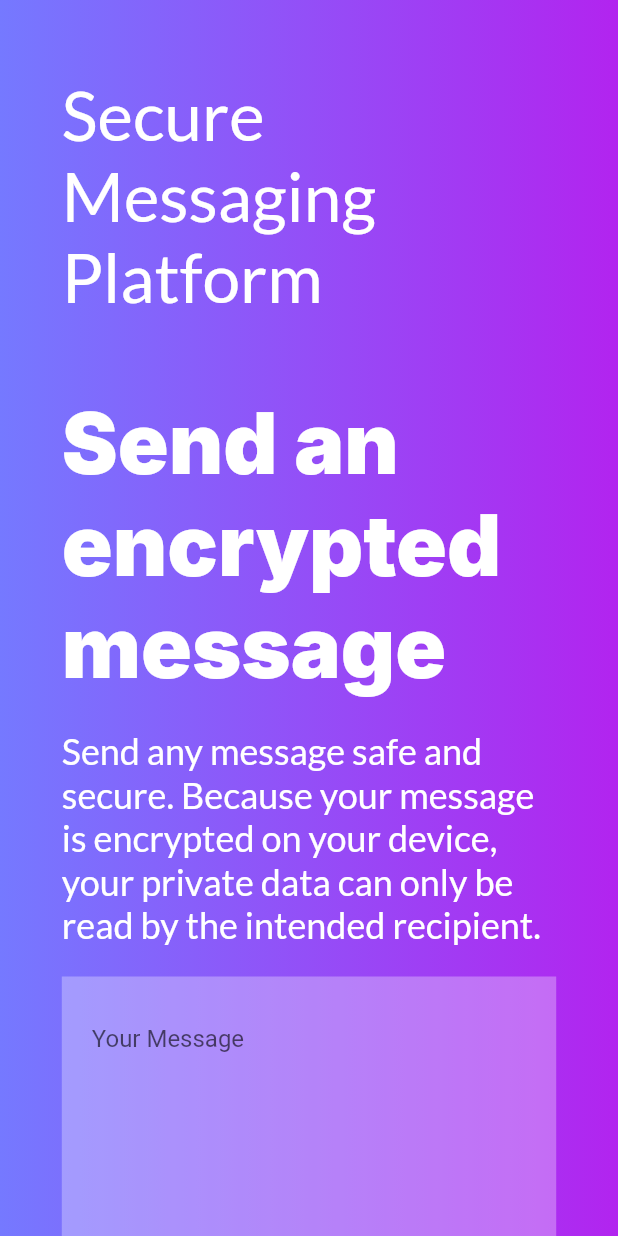
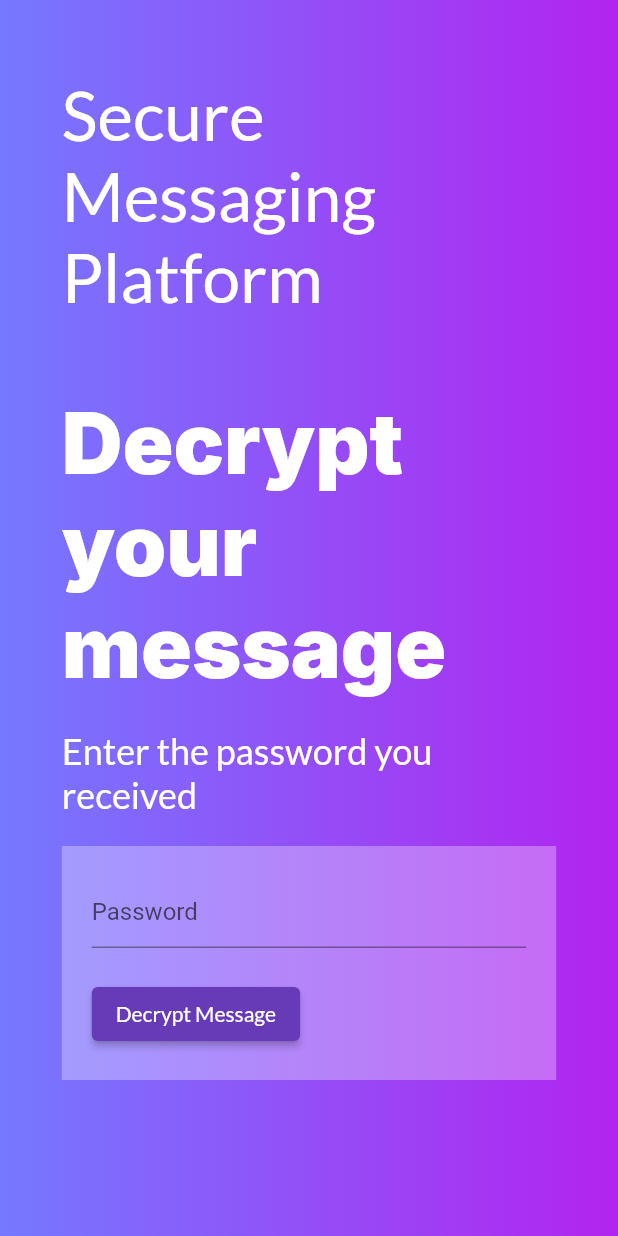
Before and after one commit to jordyvandomselaar/secure_messaging_platform_flutter, a Flutter app: the screen it shows after launch, on a phone screen of 412 x 824 dp. Run offline on Flutter 3.47's test engine with Material 2 defaults, Android fonts, the phone set to English and light mode, and no system bars; our stand-ins replace google_fonts.

Commit message:
Decrypt screen

```diff
--- a/lib/main.dart
+++ b/lib/main.dart
@@ -21,7 +21,7 @@ class MyApp extends StatelessWidget {
             headline2: GoogleFonts.inter(
                 color: Colors.white, fontWeight: FontWeight.w900)),
       ),
-      home: HomePage(),
+      home: DecryptMessagePage(),
     );
   }
 }
@@ -99,6 +99,76 @@ class HomePage extends StatelessWidget {
   }
 }
 
+class DecryptMessagePage extends StatelessWidget {
+  @override
+  Widget build(BuildContext context) {
+    return Page(
+      child: LayoutBuilder(
+        builder: (buildContext, boxConstraints) {
+          final horizontal = boxConstraints.isSatisfiedBy(Size.fromWidth(800));
+
+          return Flex(
+              direction: horizontal ? Axis.horizontal : Axis.vertical,
+              mainAxisSize: MainAxisSize.min,
+              children: [
+                Flexible(
+                  flex: 1,
+                  child: Padding(
+                    padding: horizontal
+                        ? const EdgeInsets.only(right: 10)
+                        : const EdgeInsets.only(bottom: 10),
+                    child: Column(
+                      children: [
+                        Padding(
+                          padding: const EdgeInsets.only(bottom: 20),
+                          child: Text(
+                            "Decrypt your message",
+                            style: Theme.of(context).textTheme.headline2,
+                          ),
+                        ),
+                        Text(
+                          "Enter the password you received",
+                          style: Theme.of(context).textTheme.bodyText1,
+                        )
+                      ],
+                    ),
+                  ),
+                ),
+                Flexible(
+                  flex: 1,
+                  child: Padding(
+                    padding: horizontal
+                        ? const EdgeInsets.only(left: 10)
+                        : const EdgeInsets.only(top: 10),
+                    child: Container(
+                      color: Colors.white.withOpacity(.3),
+                      child: Padding(
+                        padding: const EdgeInsets.all(20),
+                        child: Column(
+                          crossAxisAlignment: CrossAxisAlignment.start,
+                          children: [
+                            TextField(
+                              decoration: InputDecoration(hintText: "Password"),
+                            ),
+                            Padding(
+                              padding: const EdgeInsets.only(top: 20),
+                              child: ElevatedButton(
+                                  onPressed: () {},
+                                  child: Text("Decrypt Message")),
+                            )
+                          ],
+                        ),
+                      ),
+                    ),
+                  ),
+                )
+              ]);
+        },
+      ),
+    );
+  }
+}
+
 class Page extends StatelessWidget {
   final Widget child;
 
@@ -117,6 +187,7 @@ class Page extends StatelessWidget {
           child: FractionallySizedBox(
             widthFactor: .8,
             child: Column(
+              crossAxisAlignment: CrossAxisAlignment.start,
               children: [
                 LayoutBuilder(
                   builder: (context, constraints) {
@@ -127,9 +198,11 @@ class Page extends StatelessWidget {
                       padding: horizontal
                           ? EdgeInsets.only(top: 50, bottom: 80)
                           : EdgeInsets.only(top: 50, bottom: 50),
-                      child: Text(
-                        "Secure Messaging Platform",
-                        style: Theme.of(context).textTheme.headline3,
+                      child: Center(
+                        child: Text(
+                          "Secure Messaging Platform",
+                          style: Theme.of(context).textTheme.headline3,
+                        ),
                       ),
                     );
                   },
```
